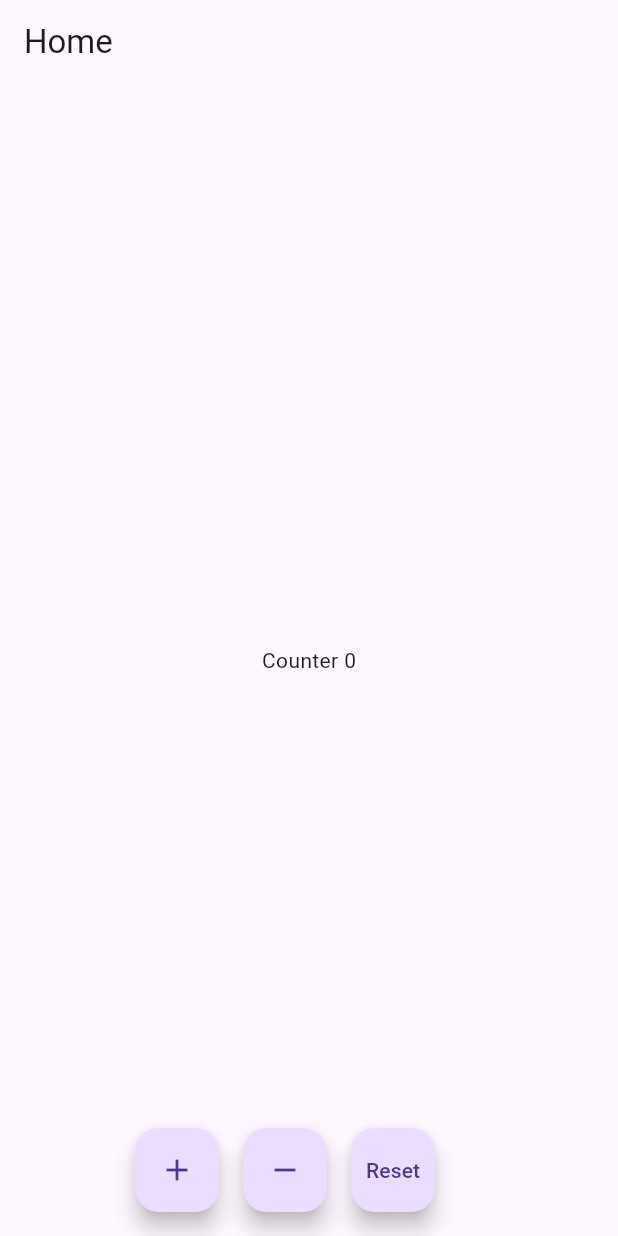
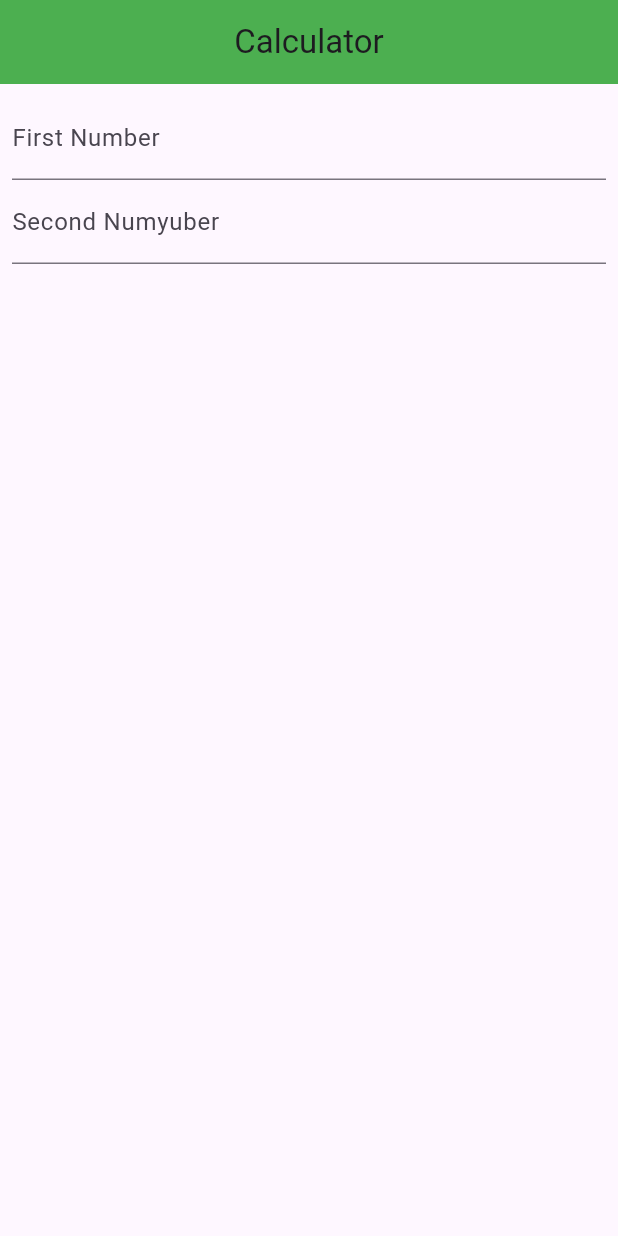
Before and after one commit to AbMamun12/Class-Project, a Flutter app: the screen it shows after launch, on a phone screen of 412 x 824 dp. Run offline on Flutter 3.47's test engine with Material 3 defaults, Android fonts, the phone set to English and light mode, and no system bars.

Commit message:
Sum App, Simple Calculator

```diff
--- a/lib/home_screen.dart
+++ b/lib/home_screen.dart
@@ -5,23 +5,42 @@ class HomeScreen extends StatefulWidget {
 
   @override
   State<HomeScreen> createState() => _HomeScreenState();
-
 }
 
 class _HomeScreenState extends State<HomeScreen> {
+  final TextEditingController _firstNumTEController = TextEditingController();
+  final TextEditingController _secondNumTEController = TextEditingController();
+
   @override
   Widget build(BuildContext context) {
     return Scaffold(
-
       appBar: AppBar(
         title: const Text('Calculator'),
-
+        backgroundColor: Colors.green,
+        centerTitle: true,
       ),
-      body: Column(
-
-        children: [
-
-        ],
+      body: Padding(
+        padding: const EdgeInsets.all(8.0),
+        child: Column(
+          children: [
+            TextField(
+              controller: _firstNumTEController,
+              keyboardType: TextInputType.number,
+              decoration: InputDecoration(
+                hintText: 'Firfdffst Number',
+                labelText: 'First Number',
+              ),
+            ),
+            TextField(
+              controller: _secondNumTEController,
+              keyboardType: TextInputType.number,
+              decoration: InputDecoration(
+                hintText: 'Second Number',
+                labelText: 'Second Numyuber',
+              ),
+            ),
+          ],
+        ),
       ),
     );
   }
--- a/lib/main.dart
+++ b/lib/main.dart
@@ -1,109 +1,6 @@
-import 'package:flutter/material.dart';
-import 'package:device_preview/device_preview.dart';
+import 'package:class_project/sum_app.dart';
+import 'package:flutter/cupertino.dart';
 
-void main() {
-  runApp(MyApp());
+void main(){
+  runApp ( const SumApp());
 }
-
-class MyApp extends StatelessWidget {
-  MyApp({super.key});
-
-
-  @override
-  Widget build(BuildContext context) {
-    return MaterialApp(
-      theme: ThemeData.light(),
-      darkTheme: ThemeData.dark(),
-      home: HomeScreen(),
-      debugShowCheckedModeBanner: false,
-    );
-  }
-}
-
-class HomeScreen extends StatefulWidget {
-  const HomeScreen({super.key});
-
-
-  @override
-  State<HomeScreen> createState() => _HomeScreenState();
-}
-
-class _HomeScreenState extends State<HomeScreen> {
-  int counter=0;
-
-  @override
-  Widget build(BuildContext context) {
-    return Scaffold(
-      appBar: AppBar(
-        title: const Text('Home'),
-      ),
-      body: Center(
-        child: Text('Counter $counter'),
-      ),
-      floatingActionButton: Row(
-        mainAxisAlignment: MainAxisAlignment.center,
-        children: [
-          FloatingActionButton(
-            onPressed: () {
-              counter++;
-              setState(() {});
-            },
-
-            child:  Icon(Icons.add),
-          ),
-          SizedBox(width: 16,),
-          FloatingActionButton(
-            onPressed: () {
-              counter--;
-              if (counter <=0){
-                counter =0;
-              }
-
-              setState(() {});
-            },
-            child:const Icon(Icons.remove),
-          ),
-         const SizedBox(width: 16,),
-          FloatingActionButton(
-            onPressed: () {
-              counter = 0;
-              setState(() {});
-            },
-            child: const Text('Reset'),
-          ),
-        ],
-      ),
-    );
-
-  }
-}
-
-
-
-/*
-class Home extends StatelessWidget {
-   Home({super.key});
-
-  int counter = 0;
-
-  @override
-  Widget build(BuildContext context) {
-    return Scaffold(
-      appBar: AppBar(
-        title: Text('Home'),
-      ),
-      body: Center(
-        child: Text('Counter $counter'),
-      ),
-      floatingActionButton: FloatingActionButton(
-        onPressed: () {
-          counter++;
-         // print(counter);
-        },
-        child: Icon(Icons.add),
-      ),
-    );
-
-  }
-}
-*/
```
